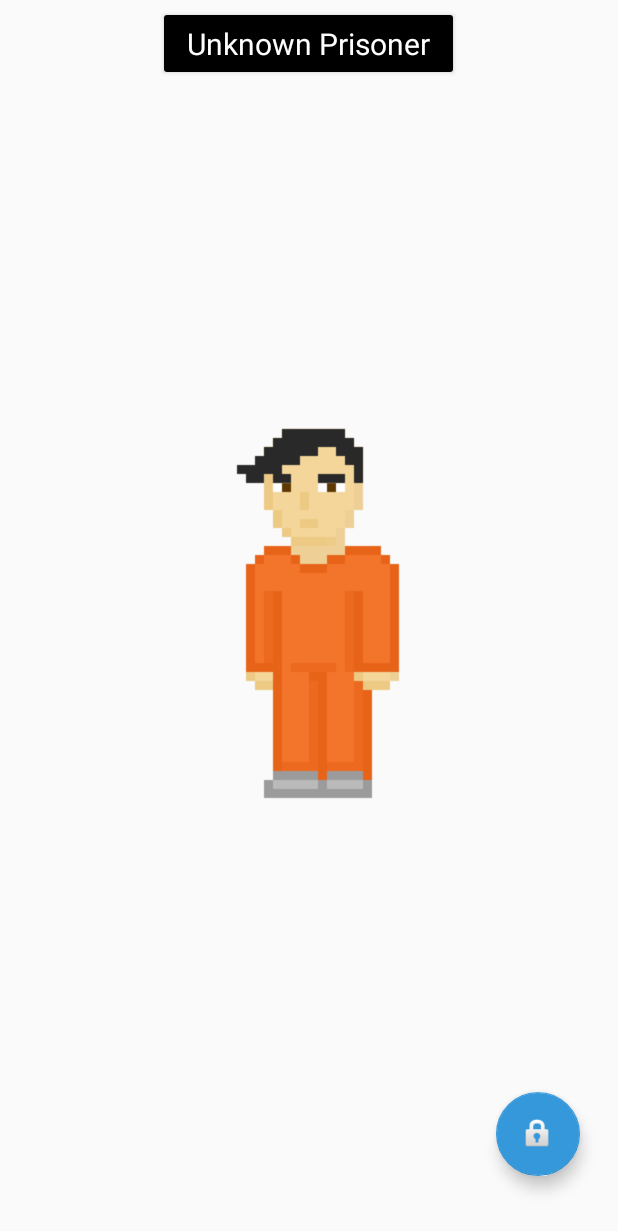
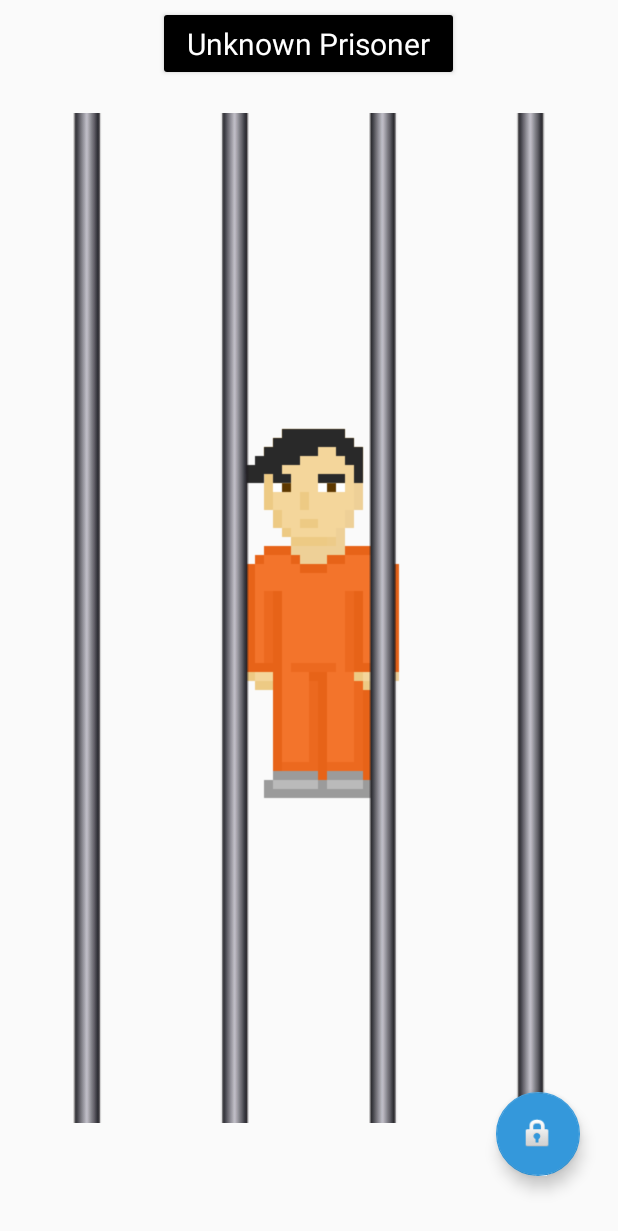
Before and after one commit to dannylui91/CatchEmAll, an Android app: the layout activity_prison_cell.xml on its own in the app's theme, with its tools: preview values and no code run, on a phone screen of 412 x 824 dp. Shown: the top 1231 px of the screen. Run offline under Robolectric (Android 15) with nearby library versions, the phone set to English and light mode, and no system bars.

Commit message:
open cell animation in prison cell activity

```diff
--- a/app/build.gradle
+++ b/app/build.gradle
@@ -5,7 +5,7 @@ android {
     buildToolsVersion "25.0.1"
     defaultConfig {
         applicationId "nyc.c4q.jonathancolon.catchemall"
-        minSdkVersion 19
+        minSdkVersion 21
         targetSdkVersion 25
         versionCode 1
         versionName "1.0"
--- a/app/src/main/java/nyc/c4q/jonathancolon/catchemall/CellBlock.java
+++ b/app/src/main/java/nyc/c4q/jonathancolon/catchemall/CellBlock.java
@@ -74,6 +74,7 @@ public class CellBlock extends AppCompatActivity implements PrisonerAdapter.List
         //logic after clicking one of the prisoners
         Intent intent = new Intent(this, PrisonCell.class);
         intent.putExtra(PrisonCell.PRISONER_KEY, prisoner);
+
         startActivity(intent);
     }
 
--- /dev/null
+++ b/app/src/main/res/anim/open_cell.xml
@@ -0,0 +1,6 @@
+<?xml version="1.0" encoding="utf-8"?>
+<set xmlns:android="http://schemas.android.com/apk/res/android">
+    <translate xmlns:android="http://schemas.android.com/apk/res/android"
+        android:duration="2000"
+        android:fromXDelta="0%" android:toXDelta="-200%" />
+</set>
--- a/app/src/main/res/layout/activity_prison_cell.xml
+++ b/app/src/main/res/layout/activity_prison_cell.xml
@@ -65,16 +65,23 @@
                 android:layout_width="wrap_content"
                 android:layout_height="wrap_content"
                 android:layout_centerVertical="true"
-                android:layout_centerHorizontal="true" />
-
-        </RelativeLayout>
-        <RelativeLayout
-            android:layout_height="match_parent"
-            android:layout_width="match_parent">
+                android:layout_centerHorizontal="true"
+                android:layout_alignParentBottom="true"/>
 
         </RelativeLayout>
 
         <!--  Place the objects you want on the top here -->
+
+    </RelativeLayout>
+
+    <RelativeLayout
+        android:layout_width="match_parent"
+        android:layout_height="match_parent">
+        <ImageView
+            android:id="@+id/prison_bars"
+            android:layout_width="match_parent"
+            android:layout_height="match_parent"
+            android:src="@drawable/prison_bars"/>
 
     </RelativeLayout>
 
@@ -87,6 +94,7 @@
             android:layout_height="wrap_content"
             android:background="#000000"
             android:layout_marginTop="10dp"
+            android:elevation="10dp"
             android:layout_alignParentTop="true"
             android:layout_centerHorizontal="true">
 
--- a/app/src/main/res/layout/vh_prisoner.xml
+++ b/app/src/main/res/layout/vh_prisoner.xml
@@ -89,5 +89,7 @@
                 android:textColor="#FFFFFFFF"
                 android:background="#FF000000"/>
         </RelativeLayout>
+
+
     </FrameLayout>
 </LinearLayout>
--- /dev/null
+++ b/app/src/main/res/values-v21/styles.xml
@@ -0,0 +1,22 @@
+<?xml version="1.0" encoding="utf-8"?>
+<resources>
+
+        <style name="AppTheme" parent="Theme.AppCompat.Light.DarkActionBar">
+                <!-- Customize your theme here. -->
+                <item name="colorPrimary">@color/colorPrimary</item>
+                <item name="colorPrimaryDark">@color/colorPrimaryDark</item>
+                <item name="colorAccent">@color/colorAccent</item>
+
+                <item name="android:windowContentTransitions">true</item>
+
+                <item name="android:windowEnterTransition">@android:transition/slide_bottom</item>
+                <item name="android:windowExitTransition">@android:transition/slide_bottom</item>
+
+                <item name="android:windowAllowEnterTransitionOverlap">true</item>
+                <item name="android:windowAllowReturnTransitionOverlap">true</item>
+                <item name="android:windowSharedElementEnterTransition">@android:transition/move
+                </item>
+                <item name="android:windowSharedElementExitTransition">@android:transition/move
+                </item>
+        </style>
+</resources>
--- a/app/src/main/res/values/styles.xml
+++ b/app/src/main/res/values/styles.xml
@@ -6,6 +6,17 @@
         <item name="colorPrimary">@color/colorPrimary</item>
         <item name="colorPrimaryDark">@color/colorPrimaryDark</item>
         <item name="colorAccent">@color/colorAccent</item>
+
+        <item name="android:windowContentTransitions">true</item>
+
+        <item name="android:windowEnterTransition">@android:transition/slide_bottom</item>
+        <item name="android:windowExitTransition">@android:transition/slide_bottom</item>
+
+        <item name="android:windowAllowEnterTransitionOverlap">true</item>
+        <item name="android:windowAllowReturnTransitionOverlap">true</item>
+        <item name="android:windowSharedElementEnterTransition">@android:transition/move</item>
+        <item name="android:windowSharedElementExitTransition">@android:transition/move</item>
     </style>
 
-</resources>
+
+    </resources>
```
Also changed, not shown: app/src/main/java/nyc/c4q/jonathancolon/catchemall/PrisonCell.java (+33 -0 lines), app/src/main/java/nyc/c4q/jonathancolon/catchemall/PrisonerEncounter.java (+11 -0 lines), app/src/main/res/anim/close_cell.xml (added, +8 -0 lines), app/src/main/res/drawable/prison_bars.png (added), app/src/main/res/drawable/prison_bars_optimized.png (added).
